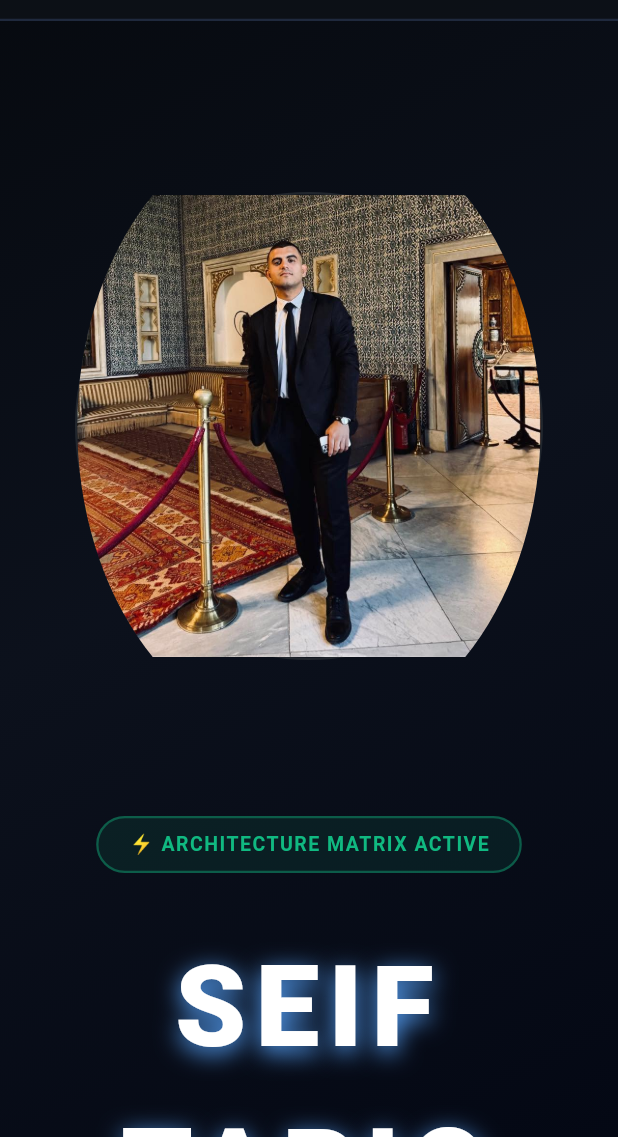
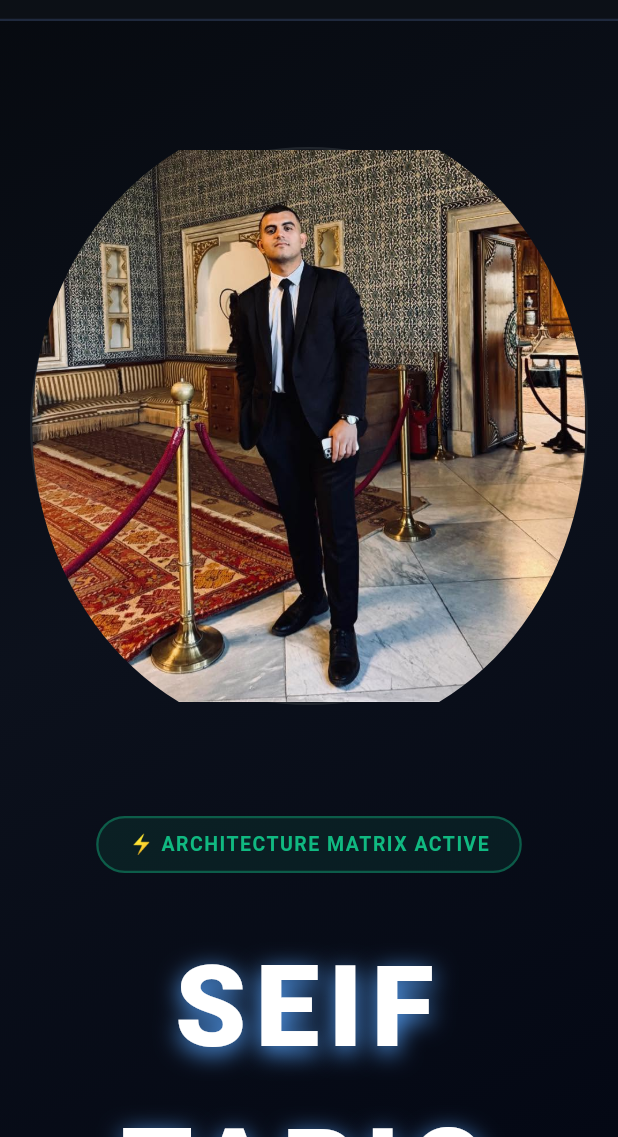
Before and after one commit to seiftarek10/my_portofilo, a Flutter app: the screen it shows after launch, on a phone screen of 412 x 824 dp, the part 99-1236 px from its top. Run offline on Flutter 3.47's test engine with Material 3 defaults, Android fonts, the phone set to English and light mode, and no system bars; Roboto replaces fonts that are missing (Fira Code).

Commit message:
make code adaptive

```diff
--- a/lib/presentation/view/portfolio_view.dart
+++ b/lib/presentation/view/portfolio_view.dart
@@ -85,6 +85,8 @@
 
   @override
   Widget build(BuildContext context) {
+    double screenWidth = MediaQuery.of(context).size.width;
+    bool isMobile = screenWidth < 768;
     return Scaffold(
       backgroundColor: const Color(0xFF06090E),
       body: Container(
@@ -102,7 +104,7 @@
                 controller: _scrollController,
                 physics: const BouncingScrollPhysics(),
                 child: Padding(
-                  padding: const EdgeInsets.symmetric(horizontal: 50),
+                  padding: EdgeInsets.symmetric(horizontal: isMobile ? 20 : 50),
                   child: Column(
                     children: [
                       const SizedBox(height: 120),
@@ -134,6 +136,7 @@
       ),
     );
   }
+
   Widget _buildStickyNavbar() {
     return Positioned(
       top: 0,
@@ -548,10 +551,13 @@
           Wrap(
             spacing: 25,
             runSpacing: 25,
+            alignment: WrapAlignment.center,
             children: PortfolioData.architecturalParadigms
                 .map(
                   (paradigm) => Container(
-                    width: 420,
+                    width: MediaQuery.of(context).size.width < 600
+                        ? double.infinity
+                        : 420,
                     padding: const EdgeInsets.all(30),
                     decoration: BoxDecoration(
                       color: const Color(0xFF161B22).withValues(alpha: 0.3),
--- a/lib/presentation/widgets/premium_project_card.dart
+++ b/lib/presentation/widgets/premium_project_card.dart
@@ -26,7 +26,7 @@
         duration: const Duration(milliseconds: 300),
         curve: Curves.easeInOutCubic,
         margin: const EdgeInsets.only(bottom: 40),
-        padding: const EdgeInsets.all(40),
+     padding: EdgeInsets.all(MediaQuery.of(context).size.width < 600 ? 20 : 40),
         decoration: BoxDecoration(
           color: isHovered
               ? const Color(0xFF121B2C).withValues(alpha: 0.8)
```
Lines whose indentation alone changed are shown as unchanged.
